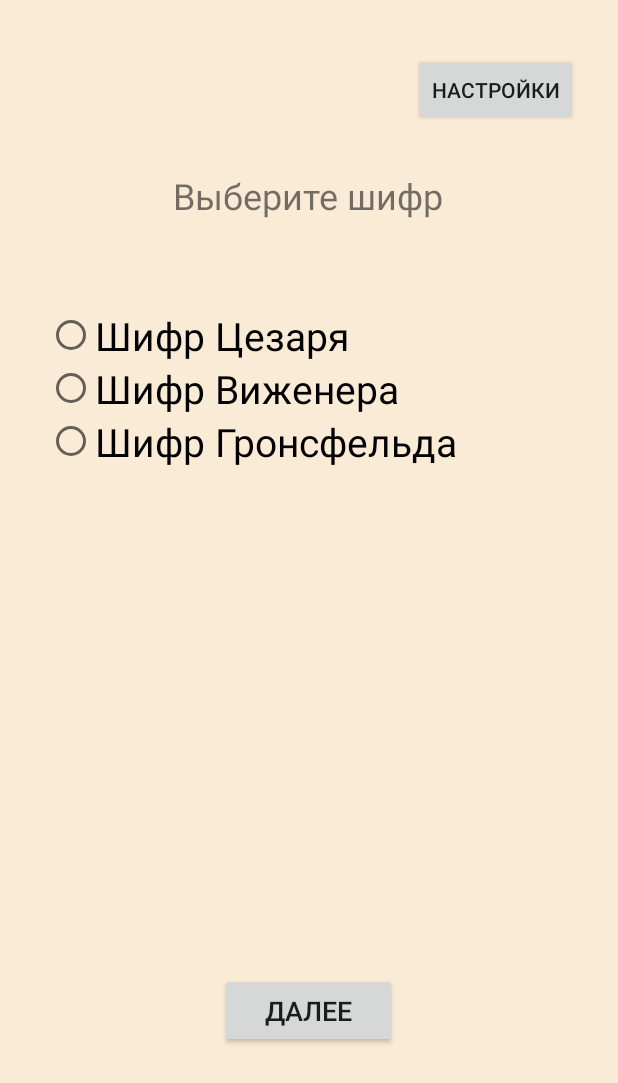
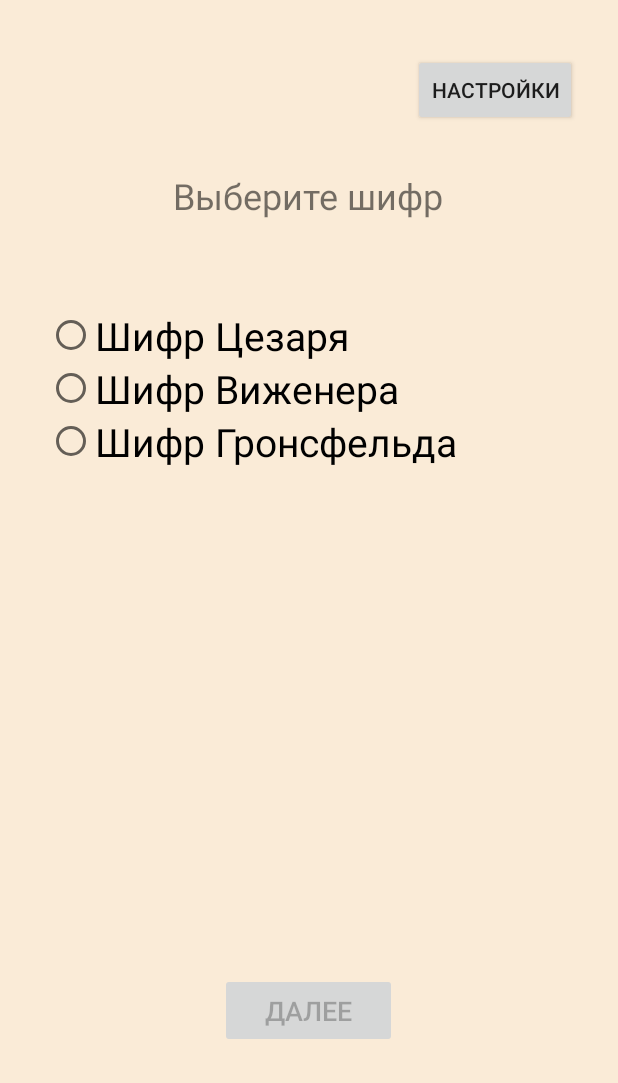
Before and after one commit to TheIzvorg/Encode, an Android app: the MenuActivity screen opened directly, with no data from a screen before it, on a phone screen of 412 x 824 dp. Shown: the top 1083 px of the screen. Run offline under Robolectric (Android 15) with nearby library versions, the light colour scheme and no system bars.

Commit message:
Кнопка "Далее" в меню теперь не будет доступна, пока пользователь не выберет тип шифрования

```diff
--- a/app/src/main/java/com/example/encode_isp95vb_rubanov/MenuActivity.java
+++ b/app/src/main/java/com/example/encode_isp95vb_rubanov/MenuActivity.java
@@ -4,6 +4,7 @@ import android.content.Intent;
 import android.os.Bundle;
 import android.view.View;
 import android.widget.ArrayAdapter;
+import android.widget.Button;
 import android.widget.ListView;
 import android.widget.RadioButton;
 import android.widget.RadioGroup;
@@ -18,12 +19,20 @@ import java.util.List;
 public class MenuActivity extends AppCompatActivity {
 
     RadioGroup radioGroup;
+    Button SelectRadioBtn;
 
     @Override
     protected void onCreate(@Nullable Bundle savedInstanceState) {
         super.onCreate(savedInstanceState);
         setContentView(R.layout.activity_menu);
         radioGroup = findViewById(R.id.radioGroup);
+        radioGroup.setOnCheckedChangeListener(new RadioGroup.OnCheckedChangeListener() {
+            @Override
+            public void onCheckedChanged(RadioGroup radioGroup, int i) {
+                SelectRadioBtn.setEnabled(true);
+            }
+        });
+        SelectRadioBtn = findViewById(R.id.menuBtn_SelectRadioBtn);
         addNewRadioBtnInGroup("Шифр Цезаря");
         addNewRadioBtnInGroup("Шифр Виженера");
         addNewRadioBtnInGroup("Шифр Гронсфельда");
--- a/app/src/main/res/layout/activity_menu.xml
+++ b/app/src/main/res/layout/activity_menu.xml
@@ -10,6 +10,7 @@
         android:id="@+id/menuBtn_SelectRadioBtn"
         android:layout_width="118dp"
         android:layout_height="50dp"
+        android:enabled="false"
         android:onClick="onClickSelectRadioBtn"
         android:text="@string/MenuBtn_SelectRadioBtn"
         android:textSize="18sp"
```
